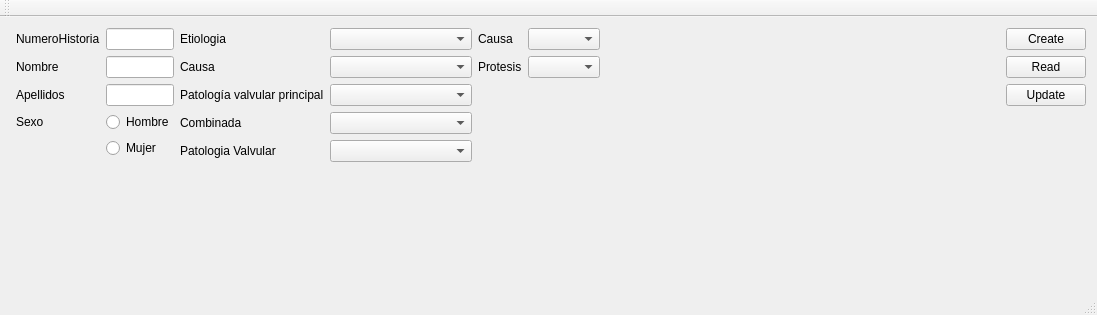
This is mainwindow.ui in iyustlop/valvulares as Qt 5 draws it before an edit. The edited form follows.
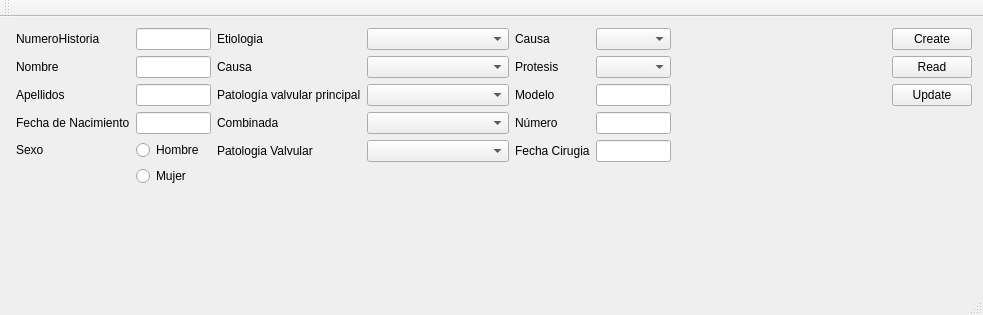
This is the edited form.

Commit message: Birth date and other changes

The edit to the form file:
```diff
--- a/mainwindow.ui
+++ b/mainwindow.ui
@@ -6,7 +6,7 @@
    <rect>
     <x>0</x>
     <y>0</y>
-    <width>973</width>
+    <width>983</width>
     <height>315</height>
    </rect>
   </property>
@@ -106,27 +106,37 @@
           </property>
          </widget>
         </item>
-        <item row="3" column="0">
+        <item row="4" column="0">
          <widget class="QLabel" name="labelSexo">
           <property name="text">
            <string>Sexo</string>
           </property>
          </widget>
         </item>
-        <item row="3" column="1">
+        <item row="4" column="1">
          <widget class="QRadioButton" name="radioButtonHombre">
           <property name="text">
            <string>Hombre</string>
           </property>
          </widget>
         </item>
-        <item row="4" column="1">
+        <item row="5" column="1">
          <widget class="QRadioButton" name="radioButtonMujer">
           <property name="text">
            <string>Mujer</string>
           </property>
          </widget>
         </item>
+        <item row="3" column="0">
+         <widget class="QLabel" name="fechaDeNacimientoLabel">
+          <property name="text">
+           <string>Fecha de Nacimiento</string>
+          </property>
+         </widget>
+        </item>
+        <item row="3" column="1">
+         <widget class="QLineEdit" name="fechaDeNacimientoLineEdit"/>
+        </item>
        </layout>
       </item>
       <item>
@@ -270,14 +280,14 @@
             </item>
            </widget>
           </item>
-          <item row="4" column="0">
+          <item row="3" column="0">
            <widget class="QLabel" name="combinadaLabel">
             <property name="text">
              <string>Combinada</string>
             </property>
            </widget>
           </item>
-          <item row="4" column="1">
+          <item row="3" column="1">
            <widget class="QComboBox" name="combinadaComboBox">
             <property name="sizePolicy">
              <sizepolicy hsizetype="Maximum" vsizetype="Fixed">
@@ -308,35 +318,48 @@
             </item>
            </widget>
           </item>
-          <item row="5" column="0">
+          <item row="4" column="1">
+           <widget class="QComboBox" name="comboBoxPatologiaValvularCombinada">
+            <property name="sizePolicy">
+             <sizepolicy hsizetype="Maximum" vsizetype="Fixed">
+              <horstretch>0</horstretch>
+              <verstretch>0</verstretch>
+             </sizepolicy>
+            </property>
+            <property name="maximumSize">
+             <size>
+              <width>215</width>
+              <height>16777215</height>
+             </size>
+            </property>
+           </widget>
+          </item>
+          <item row="4" column="0">
            <widget class="QLabel" name="patologiaValvularCombinadaLabel">
             <property name="text">
              <string>Patologia Valvular </string>
             </property>
            </widget>
           </item>
-          <item row="5" column="1">
-           <widget class="QComboBox" name="comboBoxPatologiaValvularCombinada">
-            <property name="sizePolicy">
-             <sizepolicy hsizetype="Maximum" vsizetype="Fixed">
-              <horstretch>0</horstretch>
-              <verstretch>0</verstretch>
-             </sizepolicy>
-            </property>
-            <property name="maximumSize">
-             <size>
-              <width>215</width>
-              <height>16777215</height>
-             </size>
-            </property>
-           </widget>
-          </item>
          </layout>
         </item>
         <item>
          <layout class="QFormLayout" name="formLayout_3">
           <item row="1" column="1">
-           <widget class="QComboBox" name="causaComboBox"/>
+           <widget class="QComboBox" name="causaComboBox">
+            <property name="sizePolicy">
+             <sizepolicy hsizetype="Maximum" vsizetype="Fixed">
+              <horstretch>0</horstretch>
+              <verstretch>0</verstretch>
+             </sizepolicy>
+            </property>
+            <property name="maximumSize">
+             <size>
+              <width>215</width>
+              <height>16777215</height>
+             </size>
+            </property>
+           </widget>
           </item>
           <item row="1" column="0">
            <widget class="QLabel" name="causaLabel">
@@ -368,6 +391,75 @@
             </property>
            </widget>
           </item>
+          <item row="3" column="0">
+           <widget class="QLabel" name="modeloLabel">
+            <property name="text">
+             <string>Modelo</string>
+            </property>
+           </widget>
+          </item>
+          <item row="3" column="1">
+           <widget class="QLineEdit" name="modeloLineEdit">
+            <property name="sizePolicy">
+             <sizepolicy hsizetype="Maximum" vsizetype="Fixed">
+              <horstretch>0</horstretch>
+              <verstretch>0</verstretch>
+             </sizepolicy>
+            </property>
+            <property name="maximumSize">
+             <size>
+              <width>215</width>
+              <height>16777215</height>
+             </size>
+            </property>
+           </widget>
+          </item>
+          <item row="4" column="0">
+           <widget class="QLabel" name="nMeroLabel">
+            <property name="text">
+             <string>Número</string>
+            </property>
+           </widget>
+          </item>
+          <item row="4" column="1">
+           <widget class="QLineEdit" name="nMeroLineEdit">
+            <property name="sizePolicy">
+             <sizepolicy hsizetype="Maximum" vsizetype="Fixed">
+              <horstretch>0</horstretch>
+              <verstretch>0</verstretch>
+             </sizepolicy>
+            </property>
+            <property name="maximumSize">
+             <size>
+              <width>215</width>
+              <height>16777215</height>
+             </size>
+            </property>
+           </widget>
+          </item>
+          <item row="5" column="0">
+           <widget class="QLabel" name="fechaCirugiaLabel">
+            <property name="text">
+             <string>Fecha Cirugia</string>
+            </property>
+           </widget>
+          </item>
+          <item row="5" column="1">
+           <widget class="QLineEdit" name="fechaCirugiaLineEdit">
+            <property name="sizePolicy">
+             <sizepolicy hsizetype="Maximum" vsizetype="Fixed">
+              <horstretch>0</horstretch>
+              <verstretch>0</verstretch>
+             </sizepolicy>
+            </property>
+            <property name="maximumSize">
+             <size>
+              <width>215</width>
+              <height>16777215</height>
+             </size>
+            </property>
+           </widget>
+          </item>
          </layout>
         </item>
        </layout>
@@ -376,6 +468,18 @@
        <layout class="QGridLayout" name="gridLayout">
         <item row="1" column="1">
          <widget class="QPushButton" name="pushButton">
+          <property name="sizePolicy">
+           <sizepolicy hsizetype="Maximum" vsizetype="Fixed">
+            <horstretch>0</horstretch>
+            <verstretch>0</verstretch>
+           </sizepolicy>
+          </property>
+          <property name="maximumSize">
+           <size>
+            <width>215</width>
+            <height>16777215</height>
+           </size>
+          </property>
           <property name="text">
            <string>Read</string>
           </property>
@@ -383,6 +487,18 @@
         </item>
         <item row="0" column="1">
          <widget class="QPushButton" name="pushButtonCreate">
+          <property name="sizePolicy">
+           <sizepolicy hsizetype="Maximum" vsizetype="Fixed">
+            <horstretch>0</horstretch>
+            <verstretch>0</verstretch>
+           </sizepolicy>
+          </property>
+          <property name="maximumSize">
+           <size>
+            <width>215</width>
+            <height>16777215</height>
+           </size>
+          </property>
           <property name="text">
            <string>Create</string>
           </property>
@@ -411,7 +527,7 @@
           </property>
           <property name="sizeHint" stdset="0">
            <size>
-            <width>400</width>
+            <width>215</width>
             <height>20</height>
            </size>
           </property>
@@ -419,6 +535,18 @@
         </item>
         <item row="2" column="1">
          <widget class="QPushButton" name="pushButtonUpdate">
+          <property name="sizePolicy">
+           <sizepolicy hsizetype="Maximum" vsizetype="Fixed">
+            <horstretch>0</horstretch>
+            <verstretch>0</verstretch>
+           </sizepolicy>
+          </property>
+          <property name="maximumSize">
+           <size>
+            <width>215</width>
+            <height>16777215</height>
+           </size>
+          </property>
           <property name="text">
            <string>Update</string>
           </property>
```
Left out of the diff: 2 changed lines with no effect on the pictures.
